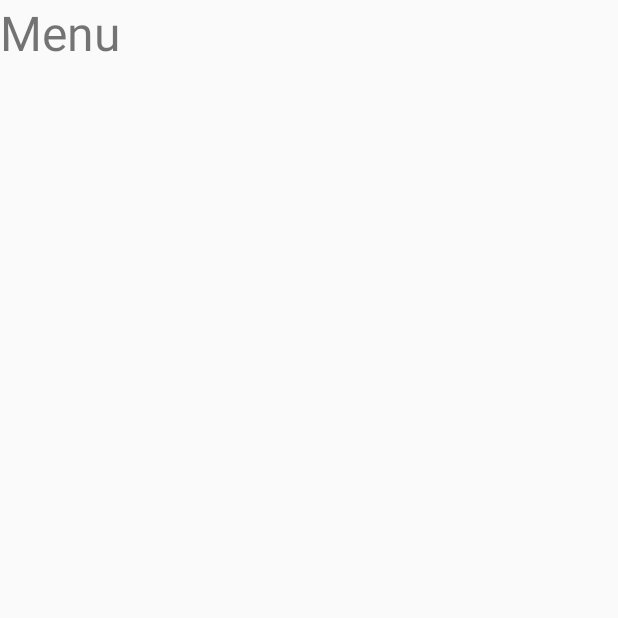
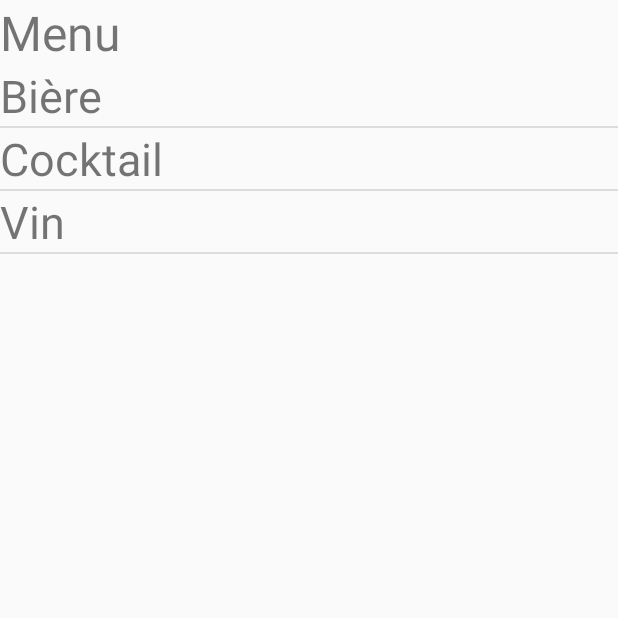
Before and after one commit to vmarquet/bartendr-client-android, an Android app: the MenuActivity screen opened directly, with no data from a screen before it, on a phone screen of 412 x 824 dp, the top half of it. Run offline under Robolectric (Android 15) with nearby library versions, the phone set to English and light mode, and no system bars.

Commit message:
add ListView to see the menu categories (mais bugs chelou genre pas moyen d'arriver à centrer le TextView  qui sert de titre à cette page)

```diff
--- a/app/src/main/java/com/github/vmarquet/bartendr/MenuActivity.java
+++ b/app/src/main/java/com/github/vmarquet/bartendr/MenuActivity.java
@@ -3,11 +3,53 @@ package com.github.vmarquet.bartendr;
 
 import android.app.Activity;
 import android.os.Bundle;
+import android.view.LayoutInflater;
+import android.view.View;
+import android.view.ViewGroup;
+import android.widget.BaseAdapter;
+import android.widget.ListView;
+import android.widget.TextView;
 
 public class MenuActivity extends Activity {
     @Override
     protected void onCreate(Bundle savedInstanceState) {
         super.onCreate(savedInstanceState);
         setContentView(R.layout.activity_menu);
+
+        ListView lv = (ListView)findViewById(R.id.listViewMenu);
+
+        final String[] liste = {"Bière", "Cocktail", "Vin"};
+        lv.setAdapter(new BaseAdapter() {
+            @Override
+            public int getCount() {
+                return liste.length;
+            }
+
+            @Override
+            public String getItem(int i) {
+                return liste[i];
+            }
+
+            @Override
+            public long getItemId(int i) {
+                return i;
+            }  // seriously ?
+
+            @Override
+            public View getView(int i, View view, ViewGroup viewGroup) {
+                String string = getItem(i);
+
+                // we use the row_menu.xml layout file
+                if(view == null) {
+                    view = LayoutInflater.from(viewGroup.getContext()).inflate(R.layout.row_menu, viewGroup, false);
+                }
+
+                // we set the text for each options in the ListView
+                TextView textEdit = (TextView)view.findViewById(R.id.menu_option);
+                textEdit.setText(string);
+
+                return view;
+            }
+        });
     }
 }
--- a/app/src/main/res/layout/activity_menu.xml
+++ b/app/src/main/res/layout/activity_menu.xml
@@ -13,4 +13,10 @@
         android:text="@string/menu"
         android:textSize="32sp" />
 
+    <ListView
+        android:id="@+id/listViewMenu"
+        android:layout_width="match_parent"
+        android:layout_height="0dp"
+        android:layout_weight="3" />
+
 </LinearLayout>
--- /dev/null
+++ b/app/src/main/res/layout/row_menu.xml
@@ -0,0 +1,13 @@
+<?xml version="1.0" encoding="utf-8"?>
+<LinearLayout xmlns:android="http://schemas.android.com/apk/res/android"
+    android:orientation="vertical"
+    android:layout_width="match_parent"
+    android:layout_height="match_parent">
+
+    <TextView
+        android:id="@+id/menu_option"
+        android:layout_width="match_parent"
+        android:layout_height="wrap_content"
+        android:textSize="30dp" />
+
+</LinearLayout>
```
